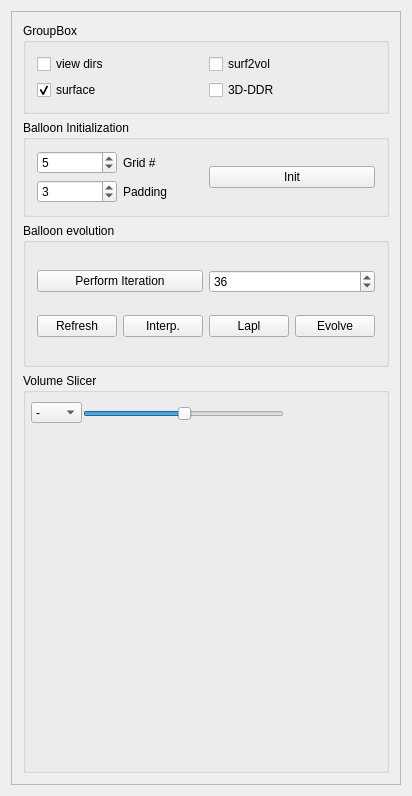
First picture: the form in src/meshlabplugins/edit_vase/vasewidget.ui, repository cnr-isti-vclab/meshlab, before the edit.
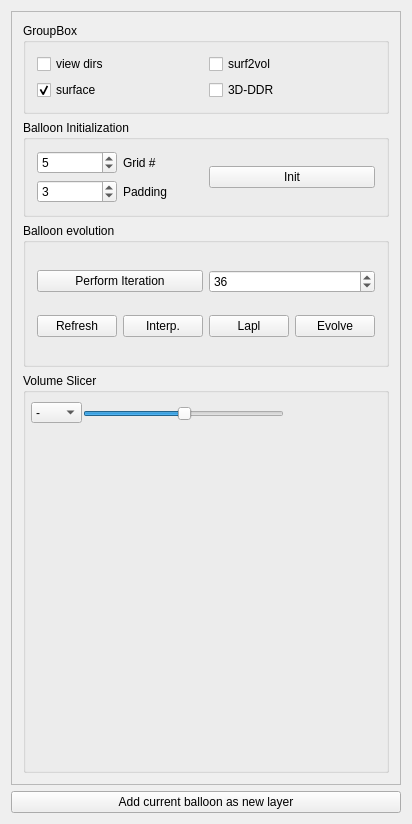
Second picture: the form after the edit.

Commit message: modified VASE to be able to export current balloon to a new layer

The edit to the form file:
```diff
--- a/src/meshlabplugins/edit_vase/vasewidget.ui
+++ b/src/meshlabplugins/edit_vase/vasewidget.ui
@@ -341,6 +341,13 @@
      </layout>
     </widget>
    </item>
+   <item>
+    <widget class="QPushButton" name="pushButton">
+     <property name="text">
+      <string>Add current balloon as new layer</string>
+     </property>
+    </widget>
+   </item>
   </layout>
  </widget>
  <layoutdefault spacing="6" margin="11"/>
```
The commit also changes 5 other files.
